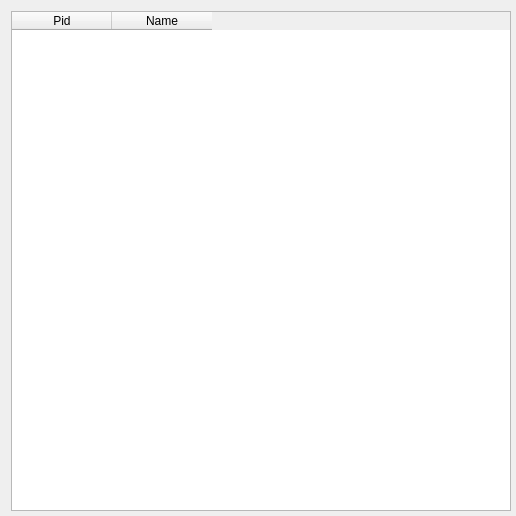
The window that src/gui/dirwindow.ui (mentebinaria/maProc) describes before a commit, drawn with Qt 5.
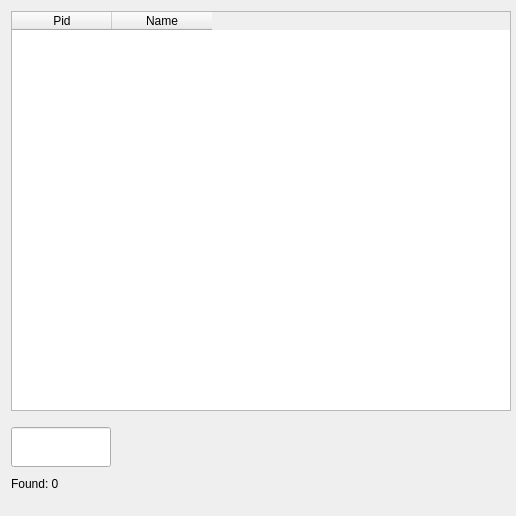
The same window after the commit.

Commit message: [UPD] search and new widgets

What changed in the file:
```diff
--- a/src/gui/dirwindow.ui
+++ b/src/gui/dirwindow.ui
@@ -28,12 +28,12 @@
   <layout class="QHBoxLayout" name="horizontalLayout">
    <item>
     <layout class="QGridLayout" name="gridLayout">
-     <item row="0" column="0" alignment="Qt::AlignTop">
+     <item row="2" column="0" alignment="Qt::AlignTop">
       <widget class="QTableWidget" name="pidTable">
        <property name="minimumSize">
         <size>
          <width>500</width>
-         <height>500</height>
+         <height>400</height>
         </size>
        </property>
        <property name="maximumSize">
@@ -45,6 +45,21 @@
        <property name="cursor" stdset="0">
         <cursorShape>PointingHandCursor</cursorShape>
        </property>
+       <property name="textElideMode">
+        <enum>Qt::ElideMiddle</enum>
+       </property>
+       <property name="gridStyle">
+        <enum>Qt::DotLine</enum>
+       </property>
+       <property name="sortingEnabled">
+        <bool>true</bool>
+       </property>
+       <property name="wordWrap">
+        <bool>true</bool>
+       </property>
+       <attribute name="verticalHeaderShowSortIndicator" stdset="0">
+        <bool>false</bool>
+       </attribute>
        <column>
         <property name="text">
          <string>Pid</string>
@@ -63,6 +78,51 @@
        </column>
       </widget>
      </item>
+     <item row="4" column="0">
+      <layout class="QVBoxLayout" name="verticalLayout">
+       <item>
+        <widget class="QLineEdit" name="search">
+         <property name="minimumSize">
+          <size>
+           <width>0</width>
+           <height>40</height>
+          </size>
+         </property>
+         <property name="maximumSize">
+          <size>
+           <width>100</width>
+           <height>20</height>
+          </size>
+         </property>
+         <property name="toolTip">
+          <string extracomment="find"/>
+         </property>
+         <property name="placeholderText">
+          <string notr="true"/>
+         </property>
+         <property name="cursorMoveStyle">
+          <enum>Qt::VisualMoveStyle</enum>
+         </property>
+         <property name="clearButtonEnabled">
+          <bool>false</bool>
+         </property>
+        </widget>
+       </item>
+       <item>
+        <widget class="QLabel" name="foundLabel">
+         <property name="maximumSize">
+          <size>
+           <width>100</width>
+           <height>16777215</height>
+          </size>
+         </property>
+         <property name="text">
+          <string>Found: 0</string>
+         </property>
+        </widget>
+       </item>
+      </layout>
+     </item>
     </layout>
    </item>
   </layout>
```
The commit also changes 22 other files.
